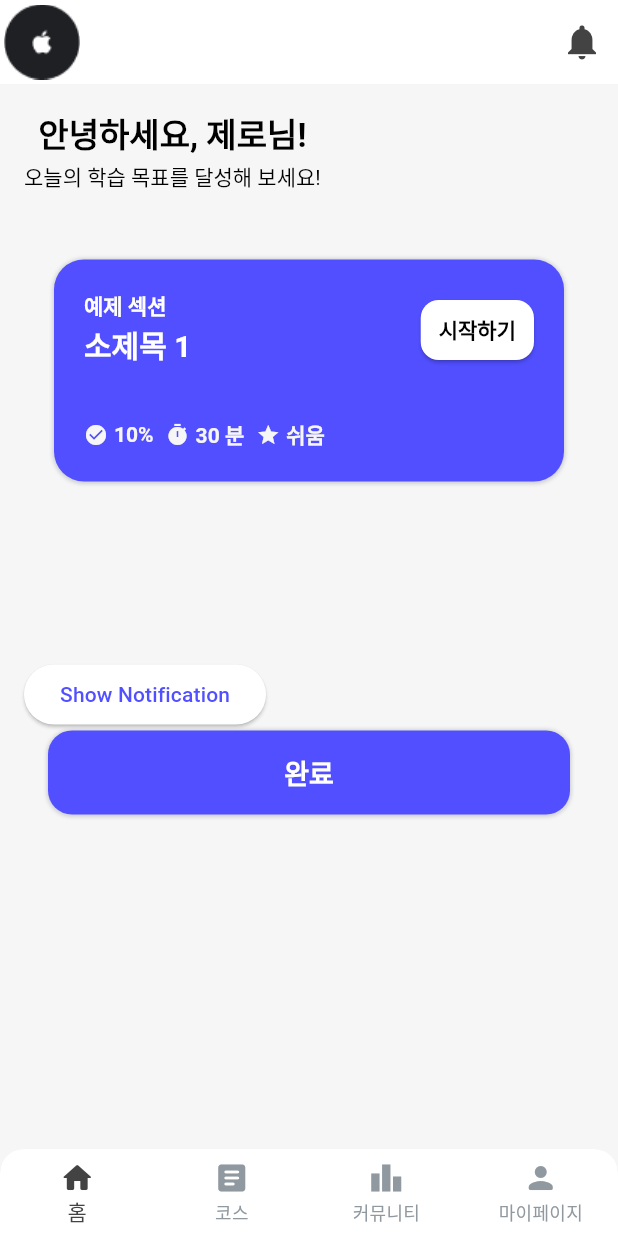
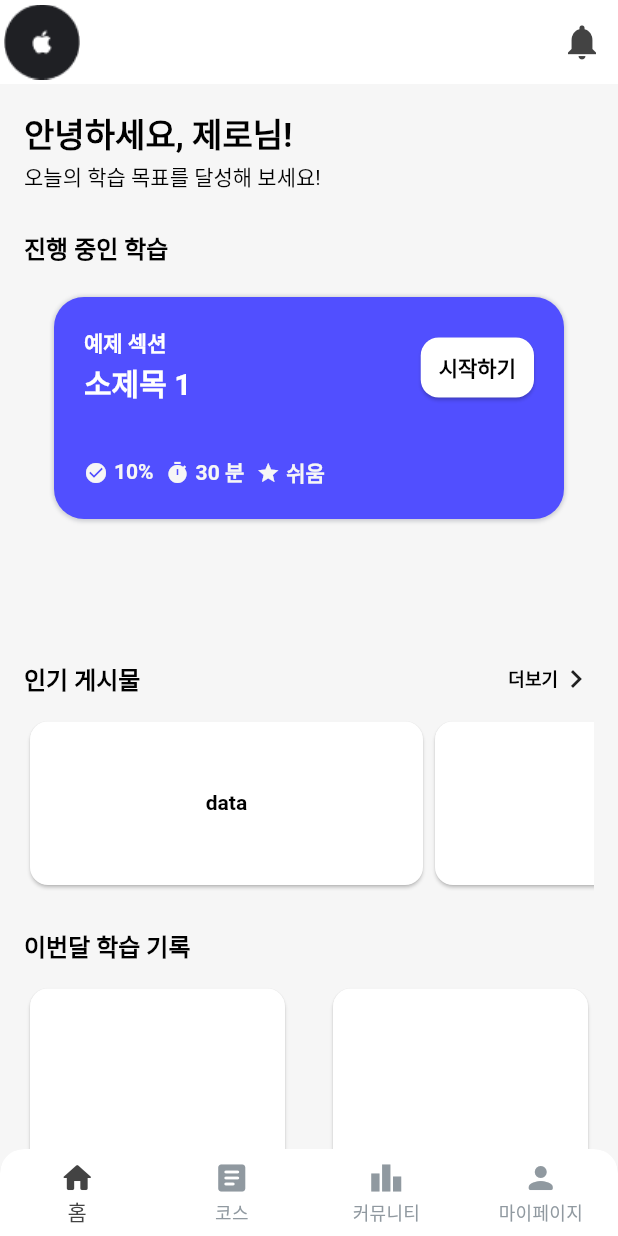
Before and after one commit to ChristineKangHee/Glang, a Flutter app: the screen it shows after launch, on a phone screen of 412 x 824 dp. Run offline on Flutter 3.47's test engine with Material 3 defaults, Android fonts, the phone set to English and light mode, and no system bars; our stand-ins replace easy_localization, firebase_auth, firebase_core, flutter_dotenv, flutter_local_notifications, flutter_riverpod and 2 more; missing offline and left inert: d_chart; accounts and stored records are empty; Roboto replaces fonts that are missing (Pretendard); project files that could hold a hidden picture were left out.

Commit message:
[Feat] home.dart UI구현중 (2025.01.08)

```diff
--- a/lib/view/course/popup_component.dart
+++ b/lib/view/course/popup_component.dart
@@ -86,7 +86,7 @@ class SectionPopup extends StatelessWidget {
                     onPressed: status == 'locked'
                         ? null
                         : () {
-                      Navigator.pop(context);
+                      // Navigator.pop(context);
                       Navigator.push(
                         context,
                         MaterialPageRoute(
--- a/lib/view/home/home.dart
+++ b/lib/view/home/home.dart
@@ -58,13 +58,19 @@ class MyHomePage extends ConsumerWidget { // ConsumerWidget으로 변경
               crossAxisAlignment: CrossAxisAlignment.start,
               children: [
                 Column( // 나중에 섹션 분리할 것
+                  crossAxisAlignment: CrossAxisAlignment.start,
                   children: [
                     Text("안녕하세요, $name님!", style: heading_medium(context),),
                     Text("오늘의 학습 목표를 달성해 보세요!", style: body_xsmall(context),),
                   ],
                 ),
                 SizedBox(height: 24,),
-
+                //TODO: 진행 중인 학습 위젯
+                Column(
+                  mainAxisAlignment: MainAxisAlignment.start,
+                  crossAxisAlignment: CrossAxisAlignment.start,
+                  children: [
+                    Text("진행 중인 학습", style: body_small_semi(context),),
                     SectionPopup(
                       title: data.title,
                       subTitle: data.subdetailTitle[0],
@@ -77,15 +83,78 @@ class MyHomePage extends ConsumerWidget { // ConsumerWidget으로 변경
                       achievement: data.achievement[0],
                       status: data.status[0],
                     ),
+                  ],
+                ),
+
+                SizedBox(height: 24,),
+                //TODO: 인기 게시물 위젯
+                Column(
+                  mainAxisAlignment: MainAxisAlignment.start,
+                  crossAxisAlignment: CrossAxisAlignment.start,
+                  children: [
+                    Row(
+                      mainAxisAlignment: MainAxisAlignment.spaceBetween,
+                      children: [
+                        Text("인기 게시물", style: body_small_semi(context),),
+                        Row(
+                          children: [
+                            Text("더보기", style: body_xxsmall_semi(context),),
+                            Icon(Icons.keyboard_arrow_right),
+                          ],
+                        ),
+                      ],
+                    ),
+                    SizedBox(height: 12,),
+                    SingleChildScrollView(
+                      scrollDirection: Axis.horizontal,
+                      child: Row(
+                        children: [
+                          Card(
+                            child: Container(
+                                width: 262,
+                                height: 109,
+                                padding: EdgeInsets.all(10),
+                                child: Column(
+                                  mainAxisAlignment: MainAxisAlignment.center,
+                                  children: [
+                                    Text("data", style: body_xsmall_semi(context),)
+                                  ],
+                                ),
+                                ),
+                          ),
+                          Card(
+                            child: SizedBox(width: 262, height: 109,),
+                          ),
+                          Card(
+                            child: SizedBox(width: 262, height: 109,),
+                          ),
+                        ],
+                      ),
+                    ),
+                  ],
+                ),
 
                 SizedBox(height: 24,),
 
-
-                SizedBox(height: 24,),
-
-
-
-
+                Column(
+                  mainAxisAlignment: MainAxisAlignment.start,
+                  crossAxisAlignment: CrossAxisAlignment.start,
+                  children: [
+                    Text("이번달 학습 기록", style: body_small_semi(context),),
+                    SizedBox(height: 12,),
+                    Row(
+                      mainAxisAlignment: MainAxisAlignment.spaceBetween,
+                      children: [
+                        Card(
+                          child: SizedBox(width: 170, height: 142,),
+                        ),
+                        Card(
+                          child: SizedBox(width: 170, height: 142,),
+                        ),
+                      ],
+                    ),
+                  ],
+                ),
 
                 ElevatedButton(
                   onPressed: showNotification,
```
Lines whose indentation alone changed are shown as unchanged.
